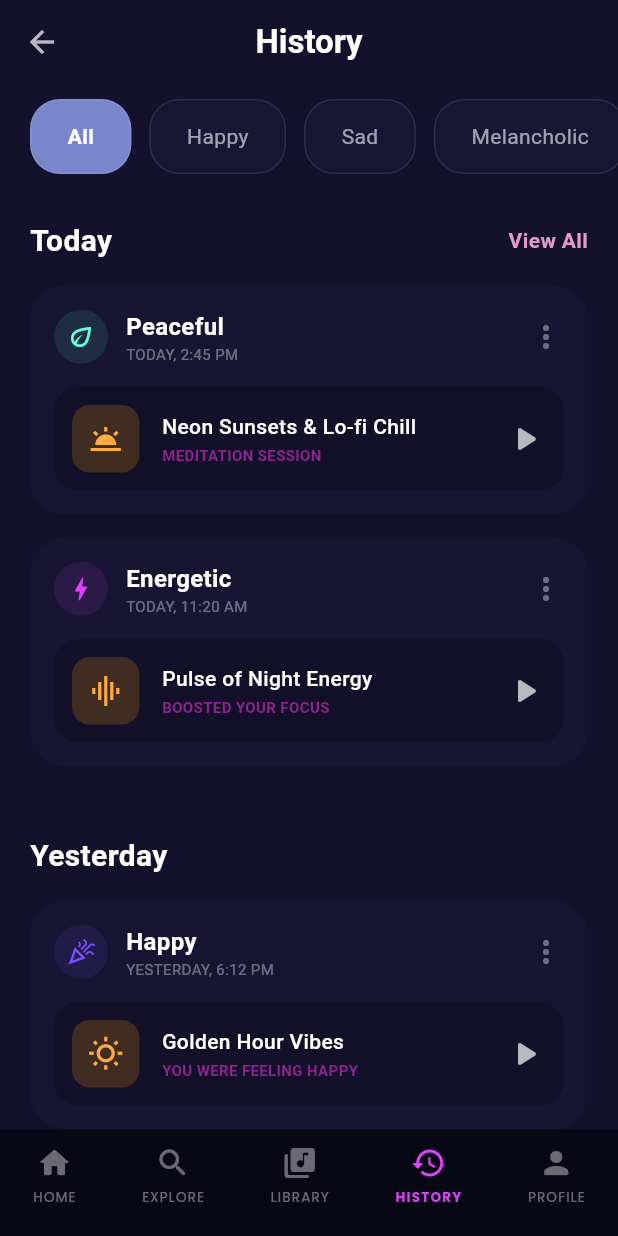
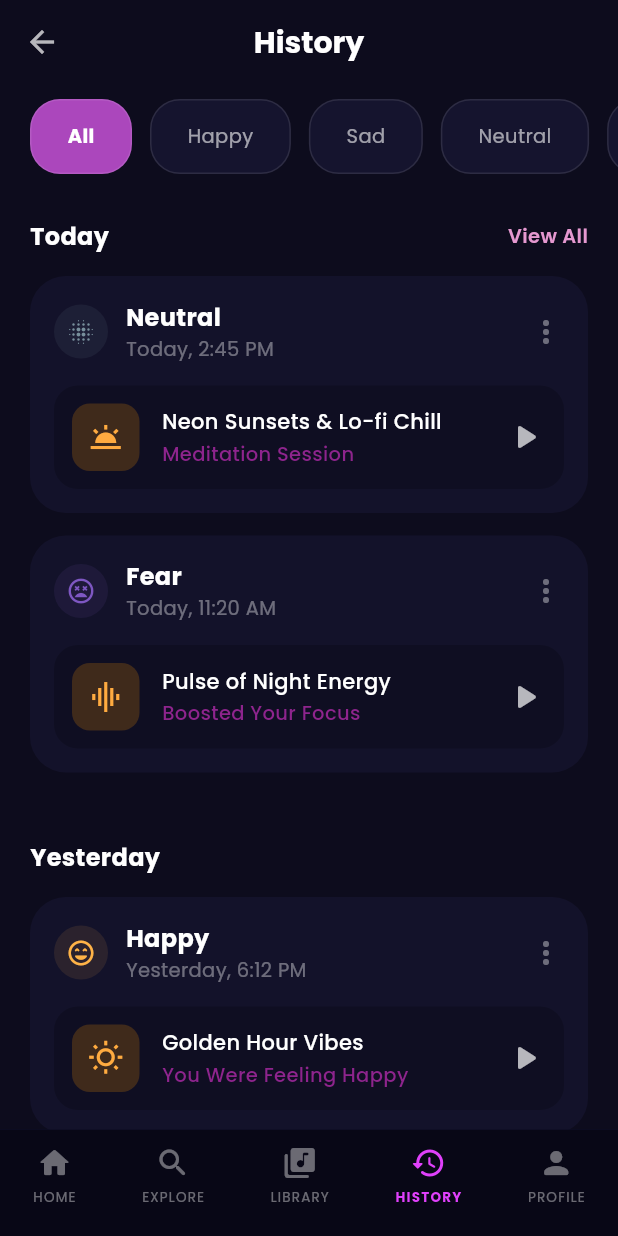
Before and after one commit to niruban-codes/Emora, a Flutter app: the HistoryScreen screen opened by its route, on a phone screen of 412 x 824 dp. Run offline on Flutter 3.47's test engine with Material 3 defaults, Android fonts, the phone set to English and light mode, and no system bars; our stand-ins replace cloud_firestore, firebase_auth, firebase_core, fl_chart, flutter_svg, go_router and 3 more; accounts and stored records are empty.

Commit message:
UI: updated Poppins fonts, colors, and mood filters of history screen

```diff
--- a/frontend/lib/screens/history_screen.dart
+++ b/frontend/lib/screens/history_screen.dart
@@ -1,5 +1,6 @@
 import 'package:flutter/material.dart';
 import 'package:go_router/go_router.dart'; //  added
+import 'package:google_fonts/google_fonts.dart';
 
 class HistoryScreen extends StatefulWidget {
   const HistoryScreen({super.key});
@@ -9,19 +10,21 @@ class HistoryScreen extends StatefulWidget {
 }
 
 class _HistoryScreenState extends State<HistoryScreen> {
-  static const Color bgColor = Color(0xFF13112B);
+  static const Color bgColor = Color(0xFF0D0C1D);
   static const Color cardBg = Color(0xFF1D1B3E);
   static const Color pinkAccent = Color(0xFFE598D0);
   static const Color purpleAccent = Color(0xFF8E248D);
-  static const Color chipActive = Color(0xFF7986CB);
+  static const Color chipActive = Color(0xFFAB47BC);
 
   int _selectedFilterIndex = 0;
   final List<String> _filters = [
     "All",
     "Happy",
     "Sad",
-    "Melancholic",
-    "Energetic",
+    "Neutral",
+    "Fear",
+    "Anger",
+    "Surprised",
   ];
 
   @override
@@ -35,11 +38,11 @@ class _HistoryScreenState extends State<HistoryScreen> {
           icon: const Icon(Icons.arrow_back, color: Colors.white70),
           onPressed: () => context.pop(), //  go_router pop
         ),
-        title: const Text(
+        title:  Text(
           "History",
-          style: TextStyle(
+          style: GoogleFonts.poppins(
             color: Colors.white,
-            fontSize: 22,
+            fontSize: 20,
             fontWeight: FontWeight.bold,
           ),
         ),
@@ -56,41 +59,41 @@ class _HistoryScreenState extends State<HistoryScreen> {
               children: [
                 _sectionHeader("Today", showViewAll: true),
                 _buildHistoryCard(
-                  mood: "Peaceful",
-                  time: "TODAY, 2:45 PM",
+                  mood: "Neutral",
+                  time: "Today, 2:45 PM",
                   trackName: "Neon Sunsets & Lo-fi Chill",
-                  subText: "MEDITATION SESSION",
-                  moodIcon: Icons.eco_outlined,
-                  iconColor: Colors.tealAccent,
+                  subText: "Meditation Session",
+                  moodIcon: Icons.lens_blur_rounded,
+                  iconColor: Color(0xFF78909C),
                   trackImage: Icons.wb_twilight,
                 ),
                 _buildHistoryCard(
-                  mood: "Energetic",
-                  time: "TODAY, 11:20 AM",
+                  mood: "Fear",
+                  time: "Today, 11:20 AM",
                   trackName: "Pulse of Night Energy",
-                  subText: "BOOSTED YOUR FOCUS",
-                  moodIcon: Icons.bolt,
-                  iconColor: Colors.purpleAccent,
+                  subText: "Boosted Your Focus",
+                  moodIcon: Icons.sentiment_very_dissatisfied_outlined,
+                  iconColor: Color(0xFF7E57C2),
                   trackImage: Icons.graphic_eq,
                 ),
                 _sectionHeader("Yesterday"),
                 _buildHistoryCard(
                   mood: "Happy",
-                  time: "YESTERDAY, 6:12 PM",
+                  time: "Yesterday, 6:12 PM",
                   trackName: "Golden Hour Vibes",
-                  subText: "YOU WERE FEELING HAPPY",
-                  moodIcon: Icons.celebration_outlined,
-                  iconColor: Colors.deepPurpleAccent,
+                  subText: "You Were Feeling Happy",
+                  moodIcon: Icons.sentiment_very_satisfied_rounded,
+                  iconColor: Color(0xFFFFB347),
                   trackImage: Icons.wb_sunny_outlined,
                 ),
                 _sectionHeader("Earlier"),
                 _buildHistoryCard(
-                  mood: "Melancholy",
-                  time: "OCT 24, 9:00 AM",
+                  mood: "Sad",
+                  time: "Oct 24, 9:00 AM",
                   trackName: "Rainy Day Acoustic",
-                  subText: "RECOMMENDED MIX",
-                  moodIcon: Icons.water_drop_outlined,
-                  iconColor: Colors.blueAccent,
+                  subText: "Recommended Mix",
+                  moodIcon: Icons.sentiment_dissatisfied_rounded,
+                  iconColor: Color(0xFF42A5F5),
                   trackImage: Icons.park,
                 ),
                 const SizedBox(height: 100),
@@ -108,7 +111,7 @@ class _HistoryScreenState extends State<HistoryScreen> {
       child: ListView.builder(
         scrollDirection: Axis.horizontal,
         padding: const EdgeInsets.only(left: 20),
-        itemCount: _filters.length,
+        itemCount: _filters.length, //buttons
         itemBuilder: (context, index) {
           bool isSelected = _selectedFilterIndex == index;
           return GestureDetector(
@@ -124,11 +127,12 @@ class _HistoryScreenState extends State<HistoryScreen> {
               child: Center(
                 child: Text(
                   _filters[index],
-                  style: TextStyle(
+                  style: GoogleFonts.poppins(
                     color: isSelected ? Colors.white : Colors.white60,
                     fontWeight: isSelected
                         ? FontWeight.bold
                         : FontWeight.normal,
+                        fontSize: 13,
                   ),
                 ),
               ),
@@ -147,18 +151,18 @@ class _HistoryScreenState extends State<HistoryScreen> {
         children: [
           Text(
             title,
-            style: const TextStyle(
+            style: GoogleFonts.poppins(
               color: Colors.white,
-              fontSize: 20,
+              fontSize: 16,
               fontWeight: FontWeight.bold,
             ),
           ),
           if (showViewAll)
-            const Text(
+            Text(
               "View All",
-              style: TextStyle(
+              style: GoogleFonts.poppins(
                 color: pinkAccent,
-                fontSize: 14,
+                fontSize: 13,
                 fontWeight: FontWeight.w600,
               ),
             ),
@@ -199,7 +203,7 @@ class _HistoryScreenState extends State<HistoryScreen> {
                   children: [
                     Text(
                       mood,
-                      style: const TextStyle(
+                      style: GoogleFonts.poppins(
                         color: Colors.white,
                         fontSize: 16,
                         fontWeight: FontWeight.bold,
@@ -207,9 +211,9 @@ class _HistoryScreenState extends State<HistoryScreen> {
                     ),
                     Text(
                       time,
-                      style: const TextStyle(
+                      style: GoogleFonts.poppins(
                         color: Colors.white38,
-                        fontSize: 10,
+                        fontSize: 13,
                       ),
                     ),
                   ],
@@ -243,7 +247,7 @@ class _HistoryScreenState extends State<HistoryScreen> {
                     children: [
                       Text(
                         trackName,
-                        style: const TextStyle(
+                        style: GoogleFonts.poppins(
                           color: Colors.white,
                           fontSize: 14,
                           fontWeight: FontWeight.w500,
@@ -252,10 +256,10 @@ class _HistoryScreenState extends State<HistoryScreen> {
                       const SizedBox(height: 2),
                       Text(
                         subText,
-                        style: const TextStyle(
+                        style: GoogleFonts.poppins(
                           color: purpleAccent,
-                          fontSize: 10,
-                          fontWeight: FontWeight.bold,
+                          fontSize: 13,
+                          fontWeight: FontWeight.w500,
                         ),
                       ),
                     ],
```
